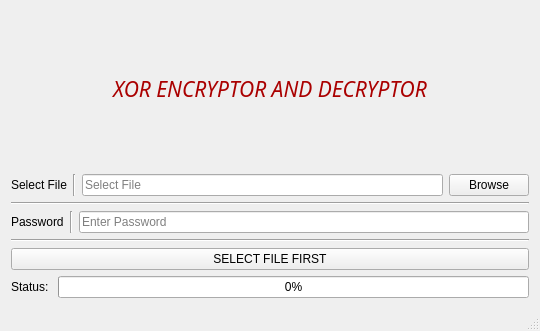
mishrasunny174/XOR_Encryptor_Decryptor_GUI, file mainwindow.ui: the form before one commit.
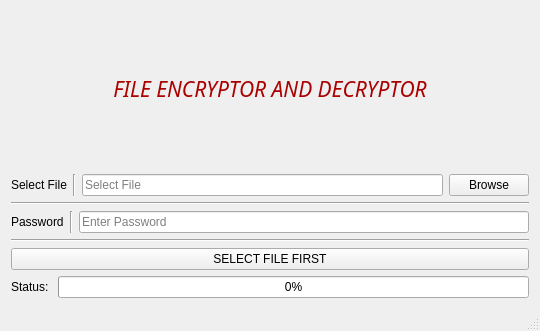
The form after the commit.

```diff
--- a/mainwindow.ui
+++ b/mainwindow.ui
@@ -28,7 +28,7 @@
        <enum>Qt::LeftToRight</enum>
       </property>
       <property name="text">
-       <string>&lt;html&gt;&lt;head/&gt;&lt;body&gt;&lt;p align=&quot;center&quot;&gt;&lt;span style=&quot; color:#aa0000;&quot;&gt;XOR ENCRYPTOR AND DECRYPTOR&lt;/span&gt;&lt;/p&gt;&lt;/body&gt;&lt;/html&gt;</string>
+       <string>&lt;html&gt;&lt;head/&gt;&lt;body&gt;&lt;p align=&quot;center&quot;&gt;&lt;span style=&quot; color:#aa0000;&quot;&gt;FILE ENCRYPTOR AND DECRYPTOR&lt;/span&gt;&lt;/p&gt;&lt;/body&gt;&lt;/html&gt;</string>
       </property>
       <property name="textFormat">
        <enum>Qt::RichText</enum>
```
Left out of the diff: 2 changed lines with no effect on the pictures.
